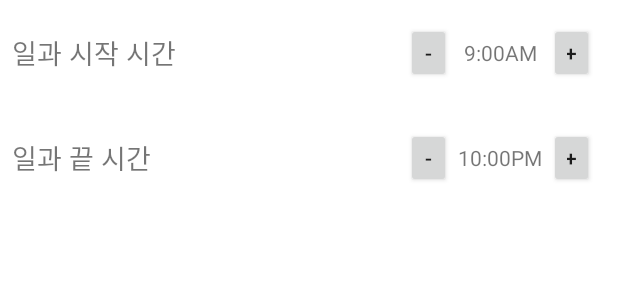
After one commit to kwonsw055/Hillo, an Android app: the layout fragment_options.xml on its own in the app's theme, with its tools: preview values and no code run, on a phone screen of 412 x 824 dp. The commit adds this screen. Shown: the top 300 px of the screen. Run offline under Robolectric (Android 15) with nearby library versions, the phone set to English and light mode, and no system bars.

Commit message:
Add start/end time of day

```diff
--- a/Frontend/app/src/main/java/com/freefriday/hillo/MainActivity.kt
+++ b/Frontend/app/src/main/java/com/freefriday/hillo/MainActivity.kt
@@ -162,6 +162,12 @@ class MainActivity : AppCompatActivity() {
         //Set make appointment button to switch fragments
         btn_frn.setOnClickListener {
             changeFrag(makeFrag, getString(R.string.title_make))
+            setColor(it)
+        }
+
+        val optFrag: OptFrag by lazy{OptFrag()}
+        btn_opt.setOnClickListener{
+            changeFrag(optFrag, getString(R.string.title_opt))
             setColor(it)
         }
 
--- /dev/null
+++ b/Frontend/app/src/main/res/layout/fragment_options.xml
@@ -0,0 +1,116 @@
+<?xml version="1.0" encoding="utf-8"?>
+<androidx.constraintlayout.widget.ConstraintLayout xmlns:android="http://schemas.android.com/apk/res/android"
+    xmlns:app="http://schemas.android.com/apk/res-auto"
+    xmlns:tools="http://schemas.android.com/tools"
+    android:layout_width="match_parent"
+    android:layout_height="match_parent"
+    android:background="#FFFFFF">
+
+    <LinearLayout
+        android:id="@+id/opt_linear"
+        android:layout_width="match_parent"
+        android:layout_height="match_parent"
+        android:gravity="top|left"
+        android:orientation="vertical"
+        app:layout_constraintBottom_toBottomOf="parent"
+        app:layout_constraintEnd_toEndOf="parent"
+        app:layout_constraintStart_toStartOf="parent"
+        app:layout_constraintTop_toTopOf="parent">
+
+        <androidx.constraintlayout.widget.ConstraintLayout
+            android:id="@+id/opt_start"
+            android:layout_width="match_parent"
+            android:layout_height="70dp">
+
+            <Button
+                android:id="@+id/btn_opt_start_up"
+                android:layout_width="30dp"
+                android:layout_height="40dp"
+                android:layout_marginEnd="16dp"
+                android:layout_marginRight="16dp"
+                android:text="+"
+                app:layout_constraintBottom_toBottomOf="parent"
+                app:layout_constraintEnd_toEndOf="parent"
+                app:layout_constraintTop_toTopOf="parent" />
+
+            <TextView
+                android:id="@+id/text_opt_starttime"
+                android:layout_width="65dp"
+                android:layout_height="40dp"
+                android:gravity="center"
+                android:text="9:00AM"
+                app:layout_constraintBottom_toBottomOf="parent"
+                app:layout_constraintEnd_toStartOf="@+id/btn_opt_start_up"
+                app:layout_constraintTop_toTopOf="parent" />
+
+            <Button
+                android:id="@+id/btn_opt_start_down"
+                android:layout_width="30dp"
+                android:layout_height="40dp"
+                android:text="-"
+                app:layout_constraintBottom_toBottomOf="parent"
+                app:layout_constraintEnd_toStartOf="@+id/text_opt_starttime"
+                app:layout_constraintTop_toTopOf="parent" />
+
+            <TextView
+                android:id="@+id/text_opt_start"
+                android:layout_width="wrap_content"
+                android:layout_height="wrap_content"
+                android:layout_marginStart="8dp"
+                android:layout_marginLeft="8dp"
+                android:text="@string/opt_start"
+                android:textSize="18sp"
+                app:layout_constraintBottom_toBottomOf="parent"
+                app:layout_constraintStart_toStartOf="parent"
+                app:layout_constraintTop_toTopOf="parent" />
+        </androidx.constraintlayout.widget.ConstraintLayout>
+
+        <androidx.constraintlayout.widget.ConstraintLayout
+            android:id="@+id/opt_end"
+            android:layout_width="match_parent"
+            android:layout_height="70dp">
+
+            <Button
+                android:id="@+id/btn_opt_end_up"
+                android:layout_width="30dp"
+                android:layout_height="40dp"
+                android:layout_marginEnd="16dp"
+                android:layout_marginRight="16dp"
+                android:text="+"
+                app:layout_constraintBottom_toBottomOf="parent"
+                app:layout_constraintEnd_toEndOf="parent"
+                app:layout_constraintTop_toTopOf="parent" />
+
+            <TextView
+                android:id="@+id/text_opt_endtime"
+                android:layout_width="65dp"
+                android:layout_height="40dp"
+                android:gravity="center"
+                android:text="10:00PM"
+                app:layout_constraintBottom_toBottomOf="parent"
+                app:layout_constraintEnd_toStartOf="@+id/btn_opt_end_up"
+                app:layout_constraintTop_toTopOf="parent" />
+
+            <Button
+                android:id="@+id/btn_opt_end_down"
+                android:layout_width="30dp"
+                android:layout_height="40dp"
+                android:text="-"
+                app:layout_constraintBottom_toBottomOf="parent"
+                app:layout_constraintEnd_toStartOf="@+id/text_opt_endtime"
+                app:layout_constraintTop_toTopOf="parent" />
+
+            <TextView
+                android:id="@+id/text_opt_end"
+                android:layout_width="wrap_content"
+                android:layout_height="wrap_content"
+                android:layout_marginStart="8dp"
+                android:layout_marginLeft="8dp"
+                android:text="@string/opt_end"
+                android:textSize="18sp"
+                app:layout_constraintBottom_toBottomOf="parent"
+                app:layout_constraintStart_toStartOf="parent"
+                app:layout_constraintTop_toTopOf="parent" />
+        </androidx.constraintlayout.widget.ConstraintLayout>
+    </LinearLayout>
+</androidx.constraintlayout.widget.ConstraintLayout>
--- a/Frontend/app/src/main/res/values/strings.xml
+++ b/Frontend/app/src/main/res/values/strings.xml
@@ -20,12 +20,16 @@
     <string name="title_time">내 시간표</string>
     <string name="title_make">만남 시작</string>
     <string name="title_join">가능한 시간 목록</string>
+    <string name="title_opt">설정</string>
 
     <string name="name_unknown">(알 수 없음)</string>
     <string name="loading_name">이름 불러오는 중</string>
     <string name="loading_time">시간 불러오는 중</string>
 
     <string name="vote_count">%1$d 명</string>
+
+    <string name="opt_start">일과 시작 시간</string>
+    <string name="opt_end">일과 끝 시간</string>
 
     <string name="msg_text">다 같이 만날 시간을 알아봅시다!</string>
     <string name="msg_rec_text">우리 %1$s 중 언제 만날까요?</string>
@@ -44,4 +48,7 @@
 
     <string name="kakao_scheme">417de9aa9d17c3c43a5f7a50fae8f965</string>
     <string name="kakaolink_host">kakaolink</string>
+
+    <string name="pref_starttime">com.freefriday.hillo.starttime</string>
+    <string name="pref_endtime">com.freefriday.hillo.endtime</string>
 </resources>
```
Also changed, not shown: Frontend/app/src/main/java/com/freefriday/hillo/OptFrag.kt (added, +82 -0 lines), Frontend/app/src/main/java/com/freefriday/hillo/TimeFrag.kt (+25 -14 lines).
